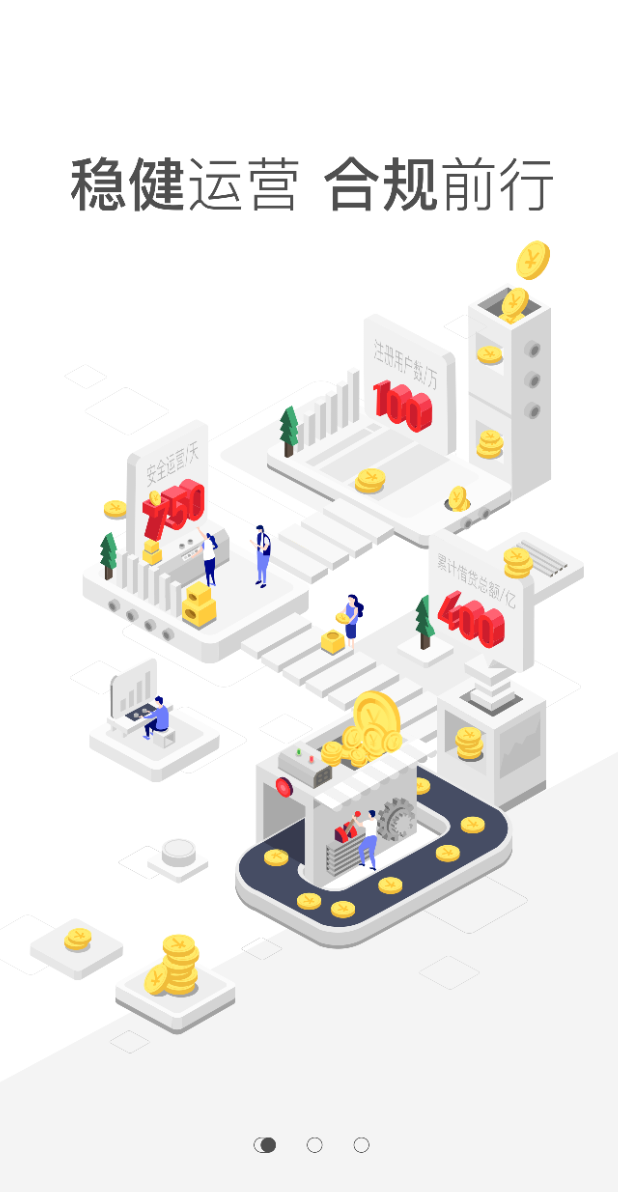
After one commit to luckyXingYan/demo_ws, an Android app: the SplashActivity screen opened directly, with no data from a screen before it, on a phone screen of 412 x 824 dp. The commit adds this screen. Shown: the top 1192 px of the screen. Run offline under Robolectric (Android 15) with nearby library versions, the phone set to English and light mode, and no system bars; 1 statement that could not run was skipped.

Commit message:
冷启动 的 启动页面 闪屏问题优化

```diff
--- /dev/null
+++ b/app/src/main/java/com/example/dragdemo/SplashActivity.java
@@ -0,0 +1,27 @@
+package com.example.dragdemo;
+
+import android.content.Intent;
+import android.support.v7.app.AppCompatActivity;
+import android.os.Bundle;
+
+public class SplashActivity extends AppCompatActivity {
+
+    @Override
+    protected void onCreate(Bundle savedInstanceState) {
+        super.onCreate(savedInstanceState);
+        /**
+         * 解决冷启动 的 黑白屏(闪屏)问题
+         * 在启动 Activity 的onCreate()方法中，执行setContentView(R.layout.activity_splash);出现白屏。
+         * 设想，onCreate---setContentView这个并不是发生在，窗体绘制的第一步，系统会在执行这个步骤之前，先绘制窗体，这时候布局资源还没加载，于是就使用默认背景色。
+         * -------
+         * 1、把启动图 bg_splash 设置为窗体背景，避免刚刚启动App的时候出现，黑/白屏
+         *      styles.xml中配置AppTheme.Launcher ---> <item name="android:windowBackground">@mipmap/bg_splash</item> ，
+         *      WelcomeActivity设置android:theme="@style/AppTheme.Launcher"
+         * 2、设置为背景bg_splash显示的时候，后台负责加载资源，同时去下载广告图，广告图下载成功或者超时的时候显示 SplashActivity 的真实样子
+         * 3、随后进入MainActivity
+         */
+        setContentView(R.layout.activity_splash);
+        startActivity(new Intent(this, MainActivity.class));
+        finish();
+    }
+}
--- a/app/src/main/res/layout/activity_bitmap.xml
+++ b/app/src/main/res/layout/activity_bitmap.xml
@@ -25,7 +25,7 @@
     <ImageView
         android:id="@+id/iv_bg"
         android:layout_width="match_parent"
-        android:layout_height="match_parent"
+        android:layout_height="0dp"
         android:scaleType="centerCrop"
         android:visibility="gone"
         app:layout_constraintTop_toBottomOf="@id/btn_load_view" />
@@ -33,7 +33,9 @@
     <!--
     当我们使用ConstraintLayout布局时，会发现无法使用match_parent，如果使用，设置后的控件会铺满整个屏幕。
     解决方案：如果想实现宽度match_parent，就设置宽度为0dp，再设置左约束和右约束；
-            如果想实现高度match_parent，就设置高度为0dp，再设置上约束和下约束。-->
+            如果想实现高度match_parent，就设置高度为0dp，再设置上约束和下约束。
+            0dp 代表了 constraintLayout 的 MATCH_CONSTRAINT
+            所以 在ConstraintLayout中已经不支持MATCH_PARENT这个值了，你可以通过MATCH_CONSTRAINT配合约束实现类似的效果-->
     <com.example.dragdemo.MyBitmapView
         android:id="@+id/view_my"
         android:layout_width="match_parent"
--- /dev/null
+++ b/app/src/main/res/layout/activity_splash.xml
@@ -0,0 +1,15 @@
+<?xml version="1.0" encoding="utf-8"?>
+<android.support.constraint.ConstraintLayout xmlns:android="http://schemas.android.com/apk/res/android"
+    xmlns:app="http://schemas.android.com/apk/res-auto"
+    xmlns:tools="http://schemas.android.com/tools"
+    android:layout_width="match_parent"
+    android:layout_height="match_parent"
+    tools:context=".SplashActivity">
+
+    <ImageView
+        android:layout_width="match_parent"
+        android:layout_height="match_parent"
+        android:scaleType="centerCrop"
+        android:src="@mipmap/bg_splash" />
+
+</android.support.constraint.ConstraintLayout>
--- a/app/src/main/res/values/styles.xml
+++ b/app/src/main/res/values/styles.xml
@@ -1,12 +1,21 @@
 <resources>
 
     <!-- Base application theme. -->
-    <style name="AppTheme" parent="Theme.AppCompat.Light.DarkActionBar">
+    <style name="AppTheme" parent="Theme.AppCompat.Light.NoActionBar">
         <!-- Customize your theme here. -->
         <item name="colorPrimary">@color/colorPrimary</item>
         <item name="colorPrimaryDark">@color/colorPrimaryDark</item>
         <item name="colorAccent">@color/colorAccent</item>
-
     </style>
 
+    <style name="AppTheme.Launcher" parent="Theme.AppCompat.Light.NoActionBar">
+        <item name="android:windowBackground">@mipmap/bg_splash</item>
+        <item name="android:scaleType">centerCrop</item>
+    </style>
+
+    <!-- <style name="AppTheme.Launcher" parent="Theme.AppCompat.Light.NoActionBar">
+         <item name="android:windowBackground">@mipmap/bg_splash</item>
+         <item name="android:windowFullscreen">true</item>
+         <item name="android:windowContentOverlay">@null</item>
+     </style>-->
 </resources>
```
Also changed, not shown: app/src/main/AndroidManifest.xml (+7 -2 lines), app/src/main/res/mipmap-xxhdpi/bg_splash.png (added).
